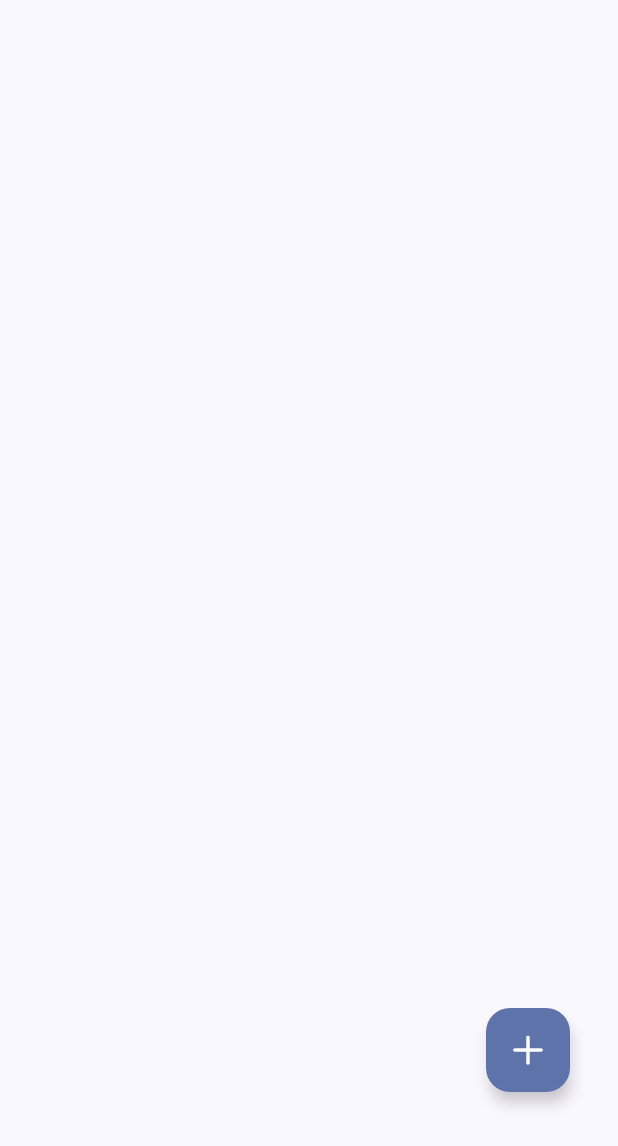
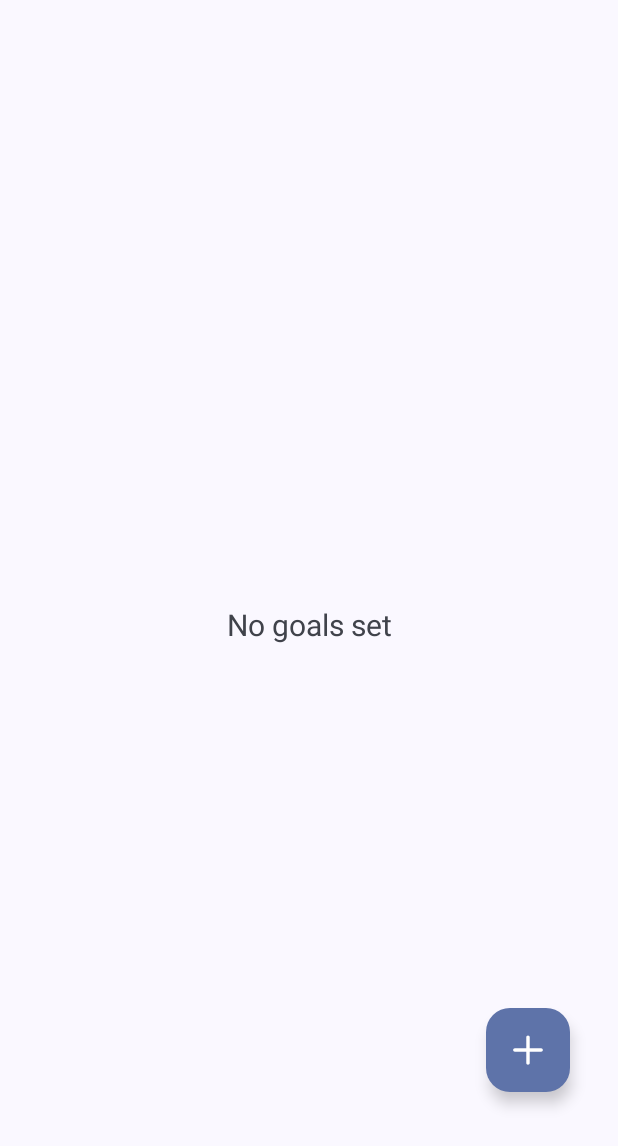
Before and after one commit to giovannidonisi/IUM-Gruppo9_StopSmoking, an Android app: the layout fragment_goals.xml on its own in the app's theme, with its tools: preview values and no code run, on a phone screen of 412 x 824 dp. Shown: the top 1146 px of the screen. Run offline under Robolectric (Android 15) with nearby library versions, the phone set to English and light mode, and no system bars.

Commit message:
Reformat code

```diff
--- a/app/build.gradle
+++ b/app/build.gradle
@@ -9,8 +9,8 @@ android {
         applicationId "ium.unisa.stopsmoking"
         minSdk 24
         targetSdk 32
-        versionCode 4
-        versionName "0.6.0"
+        versionCode 5
+        versionName "0.8.0"
     }
 
     buildTypes {
@@ -37,5 +37,5 @@ dependencies {
     implementation 'androidx.navigation:navigation-ui:2.5.0-rc01'
     implementation 'androidx.constraintlayout:constraintlayout:2.2.0-alpha02'
     implementation 'androidx.preference:preference:1.2.0'
-    implementation 'com.google.android.gms:play-services-fitness:20.0.0'
+    implementation 'com.google.android.gms:play-services-fitness:21.1.0'
 }
--- a/app/src/main/java/ium/unisa/stopsmoking/fragments/SavingsFragment.java
+++ b/app/src/main/java/ium/unisa/stopsmoking/fragments/SavingsFragment.java
@@ -28,7 +28,7 @@ public class SavingsFragment extends Fragment {
         TextView textView = binding.textSavings;
         SharedPreferences sharedPreferences = PreferenceManager.getDefaultSharedPreferences(requireContext());
 
-        //TODO  Divido per 20 che è il numero di sigarette in un pacchetto, così da ottenere il prezzo per sigaretta
+        // Divido per 20 che è il numero di sigarette in un pacchetto, così da ottenere il prezzo per sigaretta
         float pricePerCigarette = Float.parseFloat(sharedPreferences.getString("price", "5")) / 20;
         int quantity = Integer.parseInt(sharedPreferences.getString("quantity", "10"));
         long stoppedDateInMillis = sharedPreferences.getLong("dateStopped", -1);
--- a/app/src/main/res/layout/fragment_goals.xml
+++ b/app/src/main/res/layout/fragment_goals.xml
@@ -7,27 +7,13 @@
     tools:context="ium.unisa.stopsmoking.fragments.GoalsFragment">
 
     <ListView
-      android:id="@+id/listgoals"
-      android:layout_width="match_parent"
-      android:layout_height="match_parent"
-      android:layout_marginTop="48dp"
-      android:layout_marginBottom="86dp"
-        />
-
-    <!--<ScrollView
-      android:layout_width="match_parent"
-      android:layout_height="match_parent"
-      android:layout_marginTop="48dp"
-      android:layout_marginBottom="86dp">
-
-    <LinearLayout
-      android:layout_width="match_parent"
-      android:layout_height="wrap_content"
-      android:orientation="vertical"
-      android:id="@+id/initial_cards">
-
-    </LinearLayout>
-    </ScrollView>-->
+        android:id="@+id/listgoals"
+        android:layout_width="match_parent"
+        android:layout_height="match_parent"
+        android:layout_marginHorizontal="8dp"
+        android:paddingVertical="4dp"
+        android:layout_marginTop="48dp"
+        android:layout_marginBottom="86dp" />
 
     <TextView
         android:id="@+id/text_goals"
@@ -38,6 +24,7 @@
         android:layout_marginEnd="8dp"
         android:textAlignment="center"
         android:textSize="20sp"
+        android:text="@string/no_goals"
         app:layout_constraintBottom_toBottomOf="parent"
         app:layout_constraintEnd_toEndOf="parent"
         app:layout_constraintStart_toStartOf="parent"
@@ -54,5 +41,4 @@
         app:layout_constraintBottom_toBottomOf="parent"
         app:layout_constraintEnd_toEndOf="parent" />
 
-
 </androidx.constraintlayout.widget.ConstraintLayout>
```
Also changed, not shown: app/src/main/java/ium/unisa/stopsmoking/DataBase/SQLiteManager.java (deleted, +0 -121 lines), app/src/main/java/ium/unisa/stopsmoking/db/Goal.java (added, +38 -0 lines), app/src/main/java/ium/unisa/stopsmoking/db/SQLiteManager.java (added, +101 -0 lines), app/src/main/java/ium/unisa/stopsmoking/fragments/GoalsFragment.java (+10 -39 lines), app/src/main/java/ium/unisa/stopsmoking/util/Goal.java (deleted, +0 -40 lines), app/src/main/java/ium/unisa/stopsmoking/util/GoalAdapter.java (+21 -11 lines), app/src/main/res/layout/goal_card.xml (+6 -12 lines), app/src/main/res/values/strings.xml (+5 -3 lines), 1 other file.
